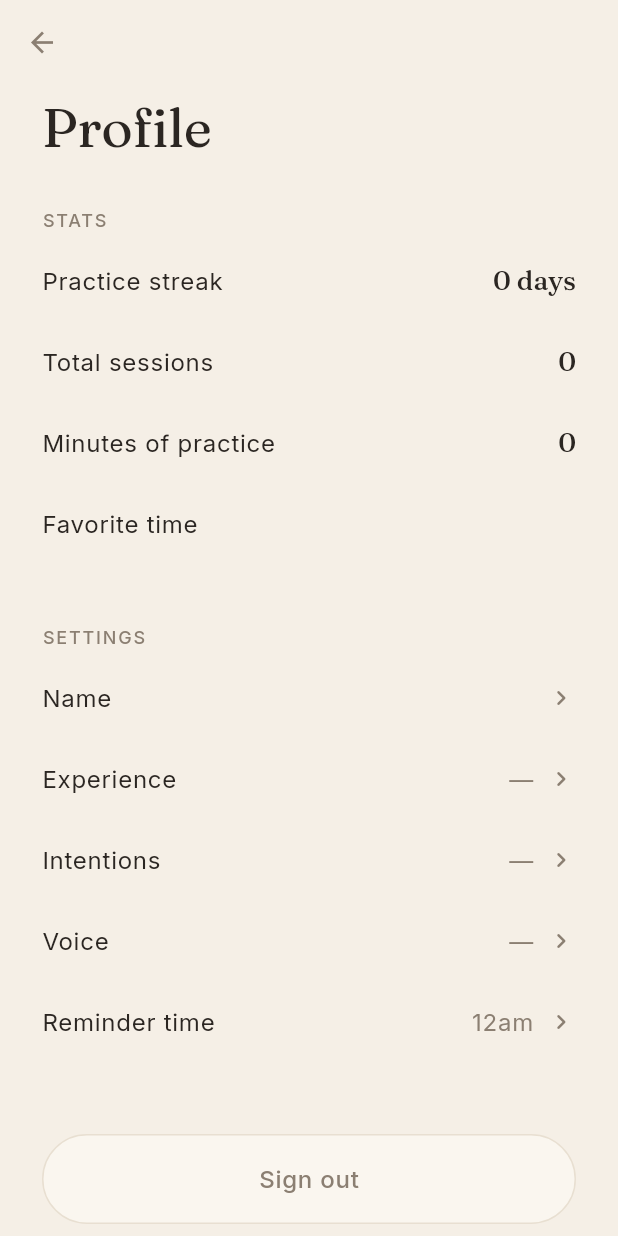
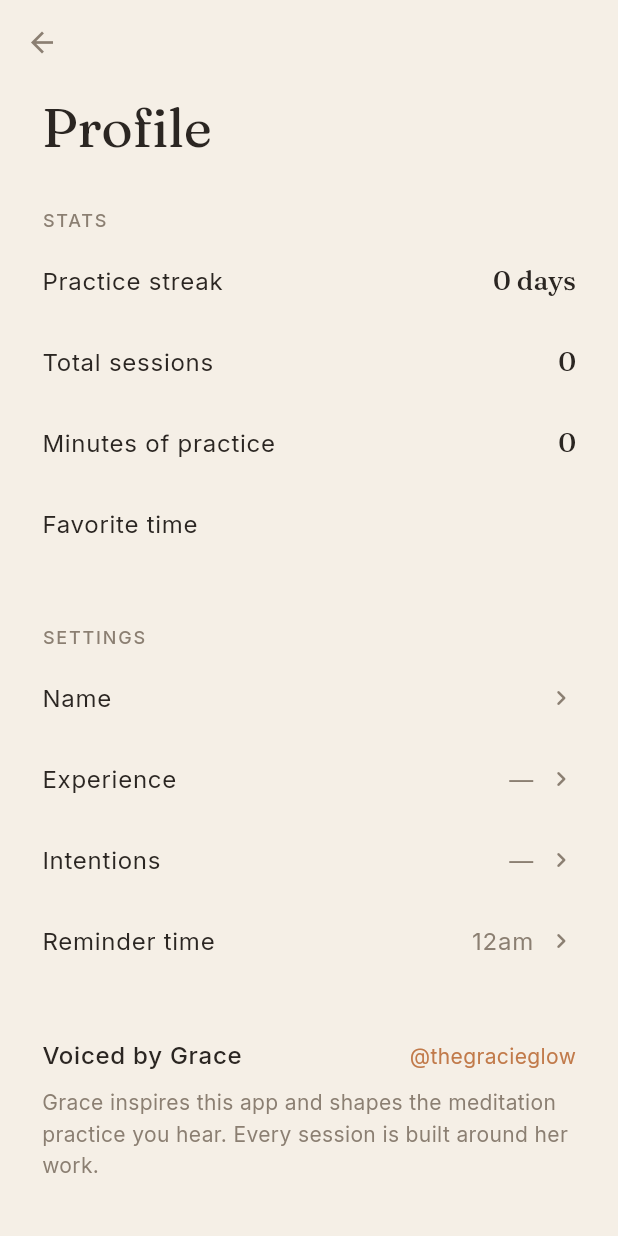
Before and after one commit to bennettlevaton/craftedday, a Flutter app: the ProfileScreen screen opened by its route, on a phone screen of 412 x 824 dp. Run offline on Flutter 3.47's test engine with Material 3 defaults, Android fonts, the phone set to English and light mode, and no system bars; our stand-ins replace app_links, dio, flutter_dotenv, flutter_local_notifications, go_router, google_fonts and 4 more; missing offline and left inert: audio_session, clerk_auth, clerk_flutter, purchases_flutter; accounts and stored records are empty; network calls fail; project files that could hold a hidden picture were left out.

Commit message:
feat(profile): hide voice toggle, credit Grace with Instagram link
Voice gender selector removed from profile — everyone defaults to Grace's
cloned voice (the female slot). Brand-coherence move: pairing a custom-
cloned voice with a generic catalog male preset would split the product
feel. Damon stays in INWORLD_VOICES so the male path is trivial to bring
back later when we record a male clone.

Replaces the toggle with a credit block:
- "Voiced by Grace" left-aligned, "@thegracieglow" right-aligned (accent color)
- Tap anywhere in the block to open her Instagram
- Short blurb crediting her practice as the foundation of the app

Backend voiceGender field unchanged; old clients sending 'male' still
accepted server-side, just silently treated as female by the production
voice mapping.

Co-Authored-By: Claude Opus 4.7 (1M context) <noreply@anthropic.com>

```diff
--- a/mobile/lib/screens/profile_screen.dart
+++ b/mobile/lib/screens/profile_screen.dart
@@ -2,6 +2,7 @@ import 'package:clerk_flutter/clerk_flutter.dart';
 import 'package:flutter/material.dart';
 import 'package:go_router/go_router.dart';
 import 'package:intl/intl.dart';
+import 'package:url_launcher/url_launcher.dart';
 import '../models/meditation.dart';
 import '../services/api_service.dart';
 import '../theme/colors.dart';
@@ -100,20 +101,6 @@ class _ProfileScreenState extends State<ProfileScreen> {
             primaryGoalCustom: result.custom,
           ));
     }
-  }
-
-  Future<void> _editVoice() async {
-    final result = await showModalBottomSheet<String>(
-      context: context,
-      backgroundColor: AppColors.background,
-      shape: const RoundedRectangleBorder(
-        borderRadius: BorderRadius.vertical(top: Radius.circular(24)),
-      ),
-      builder: (_) => _VoiceSheet(initial: _me?.voiceGender ?? 'female'),
-    );
-    if (result == null) return;
-    await _persist(() => apiService.updateProfile(voiceGender: result));
-    if (mounted) setState(() => _me = _me?.copyWith(voiceGender: result));
   }
 
   Future<void> _editNotificationHour() async {
@@ -216,15 +203,12 @@ class _ProfileScreenState extends State<ProfileScreen> {
               onTap: me == null ? null : _editGoals,
             ),
             _EditableRow(
-              label: 'Voice',
-              value: _formatVoice(me?.voiceGender),
-              onTap: me == null ? null : _editVoice,
-            ),
-            _EditableRow(
               label: 'Reminder time',
               value: _formatHour(me?.notificationHour ?? 8),
               onTap: me == null ? null : _editNotificationHour,
             ),
+            const SizedBox(height: 32),
+            const _GraceCredit(),
             const SizedBox(height: 48),
             ClerkAuthBuilder(
               builder: (context, authState) => GestureDetector(
@@ -263,14 +247,6 @@ class _ProfileScreenState extends State<ProfileScreen> {
       'beginner' => 'New to it',
       'intermediate' => 'Some experience',
       'experienced' => 'Experienced',
-      _ => '—',
-    };
-  }
-
-  String _formatVoice(String? v) {
-    return switch (v) {
-      'female' => 'Female',
-      'male' => 'Male',
       _ => '—',
     };
   }
@@ -840,43 +816,54 @@ class _NotificationHourSheetState extends State<_NotificationHourSheet> {
   }
 }
 
-class _VoiceSheet extends StatefulWidget {
-  final String initial;
-  const _VoiceSheet({required this.initial});
+class _GraceCredit extends StatelessWidget {
+  const _GraceCredit();
 
-  @override
-  State<_VoiceSheet> createState() => _VoiceSheetState();
-}
-
-class _VoiceSheetState extends State<_VoiceSheet> {
-  late String _selected;
-
-  @override
-  void initState() {
-    super.initState();
-    _selected = widget.initial;
+  Future<void> _openInstagram() async {
+    final uri = Uri.parse('https://instagram.com/thegracieglow');
+    await launchUrl(uri, mode: LaunchMode.externalApplication);
   }
 
   @override
   Widget build(BuildContext context) {
-    return _SheetScaffold(
-      title: 'Voice',
-      onSave: () => Navigator.of(context).pop(_selected),
-      child: Wrap(
-        spacing: 10,
-        runSpacing: 10,
-        children: [
-          _Chip(
-            label: 'Female',
-            selected: _selected == 'female',
-            onTap: () => setState(() => _selected = 'female'),
-          ),
-          _Chip(
-            label: 'Male',
-            selected: _selected == 'male',
-            onTap: () => setState(() => _selected = 'male'),
-          ),
-        ],
+    return GestureDetector(
+      onTap: _openInstagram,
+      behavior: HitTestBehavior.opaque,
+      child: Padding(
+        padding: const EdgeInsets.symmetric(vertical: 4),
+        child: Column(
+          crossAxisAlignment: CrossAxisAlignment.start,
+          children: [
+            Row(
+              mainAxisAlignment: MainAxisAlignment.spaceBetween,
+              crossAxisAlignment: CrossAxisAlignment.baseline,
+              textBaseline: TextBaseline.alphabetic,
+              children: [
+                Text(
+                  'Voiced by Grace',
+                  style: Theme.of(context).textTheme.bodyLarge?.copyWith(
+                        color: AppColors.textPrimary,
+                        fontWeight: FontWeight.w500,
+                      ),
+                ),
+                Text(
+                  '@thegracieglow',
+                  style: Theme.of(context).textTheme.bodyMedium?.copyWith(
+                        color: AppColors.accent,
+                      ),
+                ),
+              ],
+            ),
+            const SizedBox(height: 8),
+            Text(
+              "Grace inspires this app and shapes the meditation practice you hear. Every session is built around her work.",
+              style: Theme.of(context).textTheme.bodyMedium?.copyWith(
+                    color: AppColors.textSecondary,
+                    height: 1.5,
+                  ),
+            ),
+          ],
+        ),
       ),
     );
   }
```
